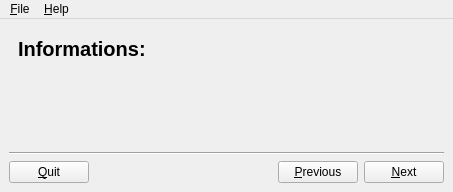
First picture: the form in data/ui/qtMain.ui, repository gkmngrgn/puding, before the edit.
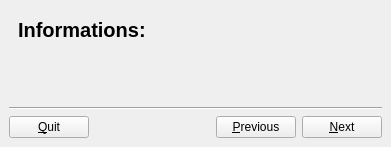
Second picture: the form after the edit. The open tabs and pages were chosen to show the change.

Commit message: remove menubar and hide previous button

The edit to the form file:
```diff
--- a/data/ui/qtMain.ui
+++ b/data/ui/qtMain.ui
@@ -6,8 +6,8 @@
    <rect>
     <x>0</x>
     <y>0</y>
-    <width>453</width>
-    <height>192</height>
+    <width>371</width>
+    <height>147</height>
    </rect>
   </property>
   <property name="windowTitle">
@@ -101,7 +101,7 @@
           <property name="sizeHint" stdset="0">
            <size>
             <width>20</width>
-            <height>53</height>
+            <height>35</height>
            </size>
           </property>
          </spacer>
@@ -141,6 +141,9 @@
       </item>
       <item>
        <widget class="QPushButton" name="button_prev">
+        <property name="enabled">
+         <bool>true</bool>
+        </property>
         <property name="text">
          <string>&amp;Previous</string>
         </property>
@@ -157,30 +160,6 @@
     </item>
    </layout>
   </widget>
-  <widget class="QMenuBar" name="menubar">
-   <property name="geometry">
-    <rect>
-     <x>0</x>
-     <y>0</y>
-     <width>453</width>
-     <height>27</height>
-    </rect>
-   </property>
-   <widget class="QMenu" name="menu_Quit">
-    <property name="title">
-     <string>&amp;File</string>
-    </property>
-    <addaction name="action_quit"/>
-   </widget>
-   <widget class="QMenu" name="menu_Help">
-    <property name="title">
-     <string>&amp;Help</string>
-    </property>
-    <addaction name="action_About"/>
-   </widget>
-   <addaction name="menu_Quit"/>
-   <addaction name="menu_Help"/>
-  </widget>
   <action name="action_quit">
    <property name="text">
     <string>&amp;Quit</string>
```
The commit also changes 1 other file.
